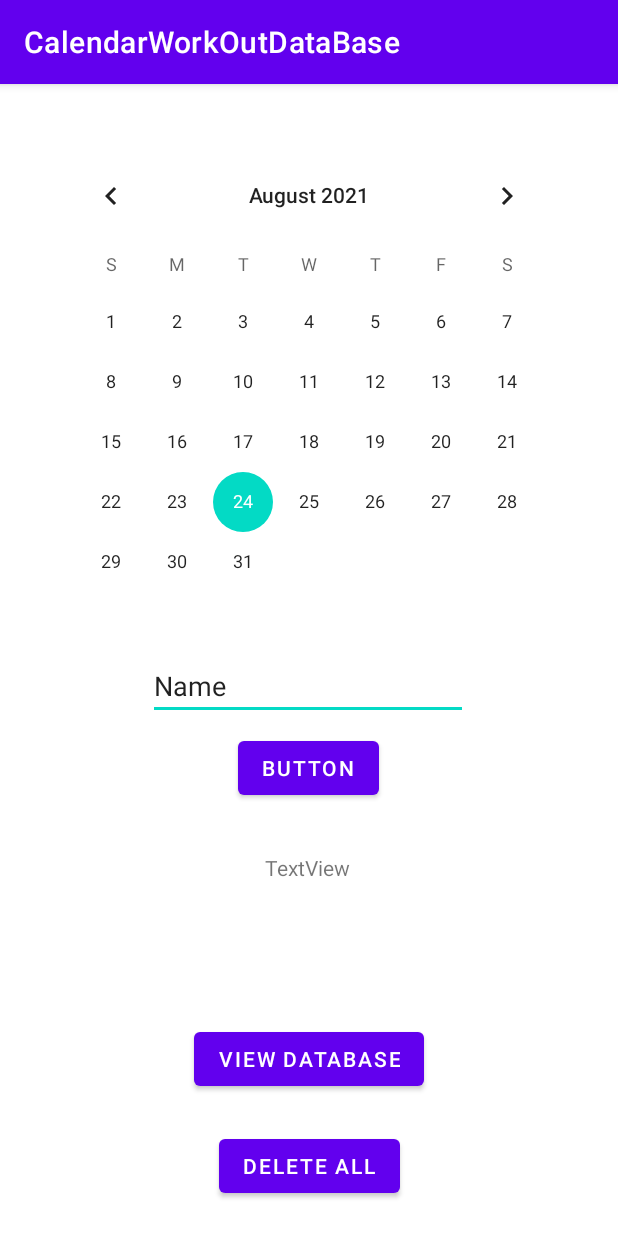
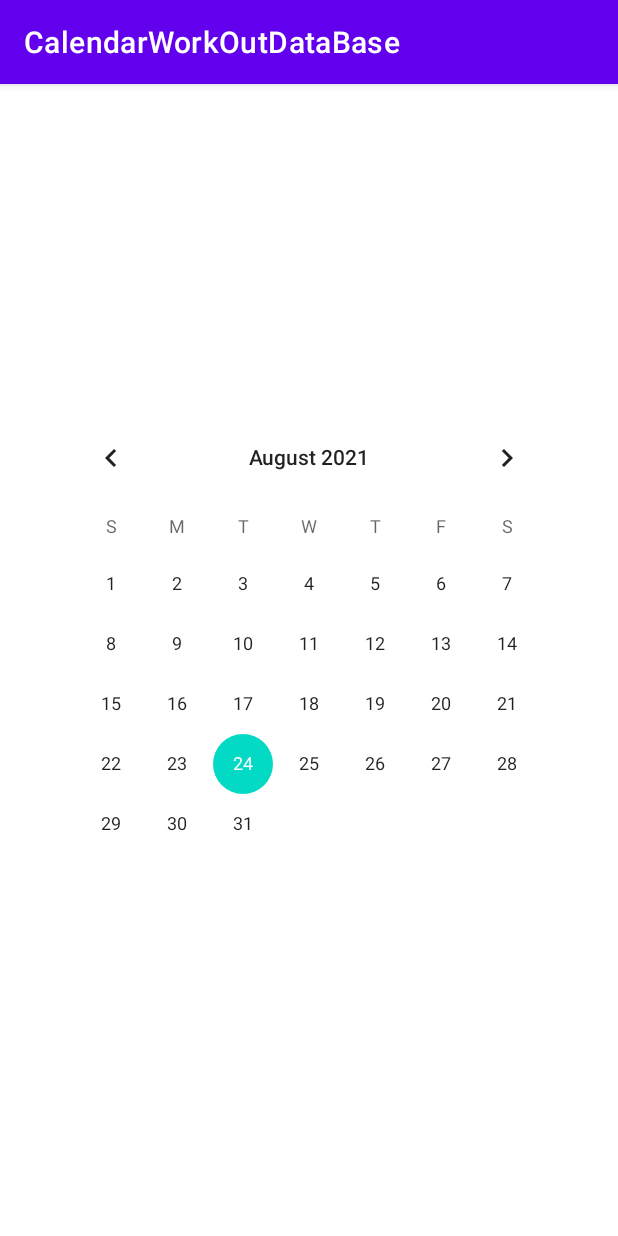
Before and after one commit to RamziJabali/calendar-workout-tracker-android, an Android app: the screen it shows after launch (MainActivity), on a phone screen of 412 x 824 dp. Run offline under Robolectric (Android 15) with nearby library versions, the phone set to English and light mode, and no system bars; our stand-ins replace Room's generated code, RxJava.

Commit message:
added java time

```diff
--- a/app/build.gradle
+++ b/app/build.gradle
@@ -24,6 +24,8 @@ android {
         }
     }
     compileOptions {
+        coreLibraryDesugaringEnabled = true
+
         sourceCompatibility JavaVersion.VERSION_1_8
         targetCompatibility JavaVersion.VERSION_1_8
     }
@@ -33,6 +35,9 @@ android {
 }
 
 dependencies {
+
+    coreLibraryDesugaring("com.android.tools:desugar_jdk_libs:1.1.5")
+
     implementation "org.jetbrains.kotlin:kotlin-stdlib:$kotlin_version"
     implementation 'androidx.core:core-ktx:1.6.0'
     implementation 'androidx.appcompat:appcompat:1.3.1'
--- a/app/src/main/java/com/example/calendarworkoutdatabase/data/WorkoutDAO.kt
+++ b/app/src/main/java/com/example/calendarworkoutdatabase/data/WorkoutDAO.kt
@@ -14,7 +14,7 @@ interface WorkoutDAO {
     @Query("SELECT * FROM user_workout_schedule")
     fun getAll(): Observable<List<WorkoutDate>>
 
-    @Query("SELECT * FROM user_workout_schedule WHERE uid IN (:userIds)")
+    @Query("SELECT * FROM user_workout_schedule WHERE date IN (:userIds)")
     fun loadAllByIds(userIds: IntArray): Single<List<WorkoutDate>>
 
     @Query("DELETE FROM user_workout_schedule")
--- a/app/src/main/java/com/example/calendarworkoutdatabase/data/WorkoutDate.kt
+++ b/app/src/main/java/com/example/calendarworkoutdatabase/data/WorkoutDate.kt
@@ -6,6 +6,6 @@ import androidx.room.PrimaryKey
 
 @Entity(tableName = "user_workout_schedule")
 data class WorkoutDate(
-    @PrimaryKey(autoGenerate = true) val uid: Int,
-    @ColumnInfo(name = "date") val date: String
+    @PrimaryKey @ColumnInfo(name = "date") val date: String,
+    @ColumnInfo(name = "did_user_attend_date") val didUserAttend: Boolean
 )
--- a/app/src/main/java/com/example/calendarworkoutdatabase/view/MainActivity.kt
+++ b/app/src/main/java/com/example/calendarworkoutdatabase/view/MainActivity.kt
@@ -3,22 +3,16 @@ package com.example.calendarworkoutdatabase.view
 import android.annotation.SuppressLint
 import androidx.appcompat.app.AppCompatActivity
 import android.os.Bundle
-import android.widget.Button
-import android.widget.EditText
-import android.widget.TextView
-import android.widget.Toast
+import android.widget.*
 import com.example.calendarworkoutdatabase.R
+import com.example.calendarworkoutdatabase.time.zoneddatetime.ZonedDateTimes
 import com.example.calendarworkoutdatabase.viewmodel.ViewModel
 import com.example.calendarworkoutdatabase.viewmodel.ViewState
 import io.reactivex.android.schedulers.AndroidSchedulers
 import io.reactivex.schedulers.Schedulers
 
-class MainActivity : AppCompatActivity(), ViewListener{
-    private val editTextView: EditText by lazy { findViewById(R.id.editTextTextPersonName) }
-    val textView: TextView by lazy { findViewById(R.id.textView) }
-    private val button: Button by lazy { findViewById(R.id.button) }
-    private val button2: Button by lazy { findViewById(R.id.button2) }
-    private val button3: Button by lazy { findViewById(R.id.button3) }
+class MainActivity : AppCompatActivity(), ViewListener {
+    private val calendarView: CalendarView by lazy { findViewById(R.id.calendarView) }
     private val viewModel: ViewModel by lazy { ViewModel(application) }
 
     @SuppressLint("CheckResult")
@@ -29,29 +23,20 @@ class MainActivity : AppCompatActivity(), ViewListener{
         viewModel.viewStateObservable
             .subscribeOn(Schedulers.io())
             .observeOn(AndroidSchedulers.mainThread())
-            .subscribe{ viewState ->
+            .subscribe { viewState ->
                 setNewViewState(viewState = viewState)
             }
     }
 
     override fun setNewViewState(viewState: ViewState) {
-        var text = ""
-        for (index in viewState.listOfWorkoutDates){
-            text+= "${index.date}\n"
-        }
-        textView.text = text
+        val tomorrow = ZonedDateTimes.tomorrow.toInstant().toEpochMilli()
+        calendarView.setDate(tomorrow, true, true)
     }
 
     private fun setup() {
-        button.setOnClickListener {
-            viewModel.addDate(editTextView.text.toString())
-            Toast.makeText(this, "Added to database", Toast.LENGTH_LONG).show()
-        }
-        button2.setOnClickListener {
-            viewModel.getAllWorkoutDates()
-        }
-        button3.setOnClickListener {
-            viewModel.deleteAllWorkoutDates()
+        calendarView.setOnDateChangeListener { view, year, month, dayOfMonth ->
+            viewModel.addDate("$year$month$dayOfMonth", true)
+            Toast.makeText(this, "Added date successfully", Toast.LENGTH_LONG).show()
         }
     }
 }
--- a/app/src/main/java/com/example/calendarworkoutdatabase/viewmodel/ViewState.kt
+++ b/app/src/main/java/com/example/calendarworkoutdatabase/viewmodel/ViewState.kt
@@ -4,7 +4,7 @@ import com.example.calendarworkoutdatabase.data.WorkoutDate
 
 data class ViewState(
     var listOfWorkoutDates: List<WorkoutDate> = emptyList(),
-    var workout: WorkoutDate = WorkoutDate(0,""),
+    var workoutDate: WorkoutDate = WorkoutDate("",false),
     var didUserWorkOut: Boolean = false,
-    var didUserDeleteTable: Boolean = false
+    var didUserDeleteTable: Boolean = false,
 )
--- a/app/src/main/res/layout/activity_main.xml
+++ b/app/src/main/res/layout/activity_main.xml
@@ -7,67 +7,12 @@
     android:layout_height="match_parent"
     tools:context=".view.MainActivity" >
 
-    <Button
-        android:id="@+id/button"
-        android:layout_width="wrap_content"
-        android:layout_height="wrap_content"
-        android:layout_marginBottom="288dp"
-        android:text="Button"
-        app:layout_constraintBottom_toBottomOf="parent"
-        app:layout_constraintEnd_toEndOf="parent"
-        app:layout_constraintHorizontal_bias="0.498"
-        app:layout_constraintStart_toStartOf="parent" />
-
-    <EditText
-        android:id="@+id/editTextTextPersonName"
-        android:layout_width="wrap_content"
-        android:layout_height="wrap_content"
-        android:ems="10"
-        android:inputType="textPersonName"
-        android:text="Name"
-        app:layout_constraintBottom_toTopOf="@+id/button"
-        app:layout_constraintEnd_toEndOf="parent"
-        app:layout_constraintHorizontal_bias="0.497"
-        app:layout_constraintStart_toStartOf="parent"
-        app:layout_constraintTop_toTopOf="parent"
-        app:layout_constraintVertical_bias="0.98" />
-
-    <TextView
-        android:id="@+id/textView"
-        android:layout_width="wrap_content"
-        android:layout_height="wrap_content"
-        android:layout_marginBottom="236dp"
-        android:text="TextView"
-        app:layout_constraintBottom_toBottomOf="parent"
-        app:layout_constraintEnd_toEndOf="parent"
-        app:layout_constraintHorizontal_bias="0.498"
-        app:layout_constraintStart_toStartOf="parent" />
-
-    <Button
-        android:id="@+id/button2"
-        android:layout_width="wrap_content"
-        android:layout_height="wrap_content"
-        android:text="View Database"
-        app:layout_constraintBottom_toBottomOf="parent"
-        app:layout_constraintEnd_toEndOf="parent"
-        app:layout_constraintStart_toStartOf="parent"
-        app:layout_constraintTop_toBottomOf="@+id/textView" />
-
-    <Button
-        android:id="@+id/button3"
-        android:layout_width="wrap_content"
-        android:layout_height="wrap_content"
-        android:text="delete All"
-        app:layout_constraintBottom_toBottomOf="parent"
-        app:layout_constraintEnd_toEndOf="parent"
-        app:layout_constraintStart_toStartOf="parent"
-        app:layout_constraintTop_toBottomOf="@+id/button2" />
-
     <CalendarView
         android:id="@+id/calendarView"
         android:layout_width="wrap_content"
         android:layout_height="wrap_content"
-        app:layout_constraintBottom_toTopOf="@+id/editTextTextPersonName"
+        app:layout_constraintBottom_toBottomOf="parent"
         app:layout_constraintEnd_toEndOf="parent"
-        app:layout_constraintStart_toStartOf="parent" />
+        app:layout_constraintStart_toStartOf="parent"
+        app:layout_constraintTop_toTopOf="parent" />
 </androidx.constraintlayout.widget.ConstraintLayout>
```
Also changed, not shown: app/src/main/java/com/example/calendarworkoutdatabase/time/DateTimeFormats.kt (added, +98 -0 lines), app/src/main/java/com/example/calendarworkoutdatabase/time/localdate/LocalDateExtensions.kt (added, +25 -0 lines), app/src/main/java/com/example/calendarworkoutdatabase/time/localdatetime/LocalDateTimeExtensions.kt (added, +39 -0 lines), app/src/main/java/com/example/calendarworkoutdatabase/time/localtime/LocalTimeExtensions.kt (added, +27 -0 lines), app/src/main/java/com/example/calendarworkoutdatabase/time/zoneddatetime/ZonedDateTimeExtensions.kt (added, +167 -0 lines), app/src/main/java/com/example/calendarworkoutdatabase/time/zoneddatetime/ZonedDateTimeUtil.kt (added, +52 -0 lines), app/src/main/java/com/example/calendarworkoutdatabase/time/zoneddatetime/ZonedDateTimes.kt (added, +33 -0 lines), app/src/main/java/com/example/calendarworkoutdatabase/viewmodel/ViewModel.kt (+24 -7 lines), 1 other file.
